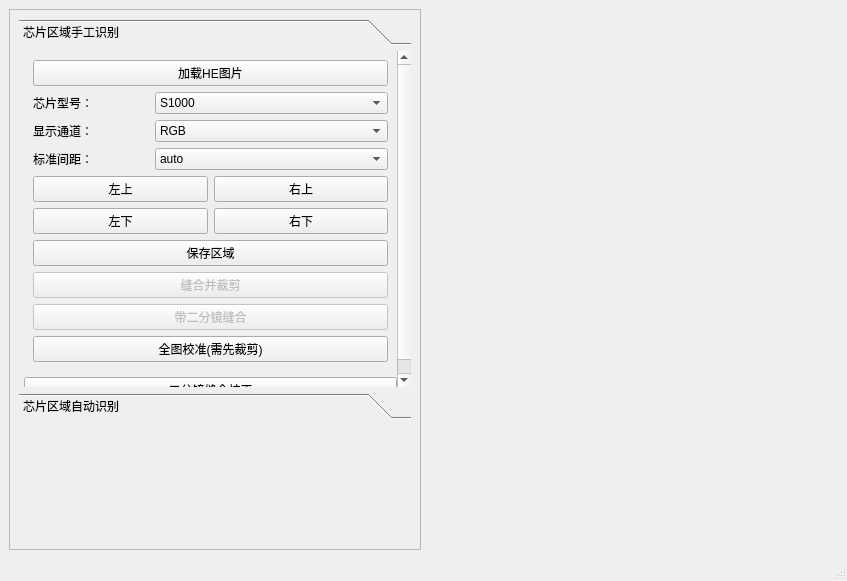
ofen1996/Biomarker-BMChiper-no-div, file need/ChipRegion.ui: the form before one commit.
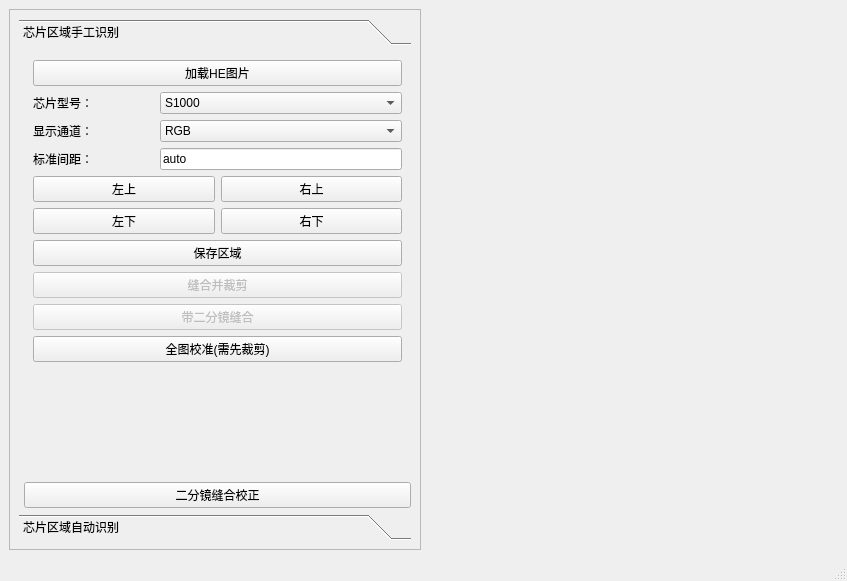
The form after the commit.

```diff
--- a/need/ChipRegion.ui
+++ b/need/ChipRegion.ui
@@ -48,8 +48,8 @@
          <height>519</height>
         </rect>
        </property>
-       <layout class="QGridLayout" name="gridLayout_3">
-        <item row="1" column="0">
+       <layout class="QVBoxLayout" name="verticalLayout_2">
+        <item>
          <widget class="QToolBox" name="toolBox">
           <property name="enabled">
            <bool>true</bool>
@@ -65,8 +65,8 @@
             <rect>
              <x>0</x>
              <y>0</y>
-             <width>379</width>
-             <height>333</height>
+             <width>392</width>
+             <height>449</height>
             </rect>
            </property>
            <attribute name="label">
@@ -175,22 +175,10 @@
                   </widget>
                  </item>
                  <item>
-                  <widget class="QComboBox" name="comboBox_std_d">
-                   <item>
-                    <property name="text">
-                     <string>auto</string>
-                    </property>
-                   </item>
-                   <item>
-                    <property name="text">
-                     <string>14.8363636</string>
-                    </property>
-                   </item>
-                   <item>
-                    <property name="text">
-                     <string>17.565</string>
-                    </property>
-                   </item>
+                  <widget class="QLineEdit" name="comboBox_std_d">
+                   <property name="text">
+                    <string>auto</string>
+                   </property>
                   </widget>
                  </item>
                 </layout>
@@ -338,19 +326,6 @@
           </widget>
          </widget>
         </item>
-        <item row="2" column="0">
-         <spacer name="verticalSpacer_5">
-          <property name="orientation">
-           <enum>Qt::Vertical</enum>
-          </property>
-          <property name="sizeHint" stdset="0">
-           <size>
-            <width>20</width>
-            <height>40</height>
-           </size>
-          </property>
-         </spacer>
-        </item>
        </layout>
       </widget>
      </widget>
```
Left out of the diff: 34 changed lines with no effect on the pictures.
